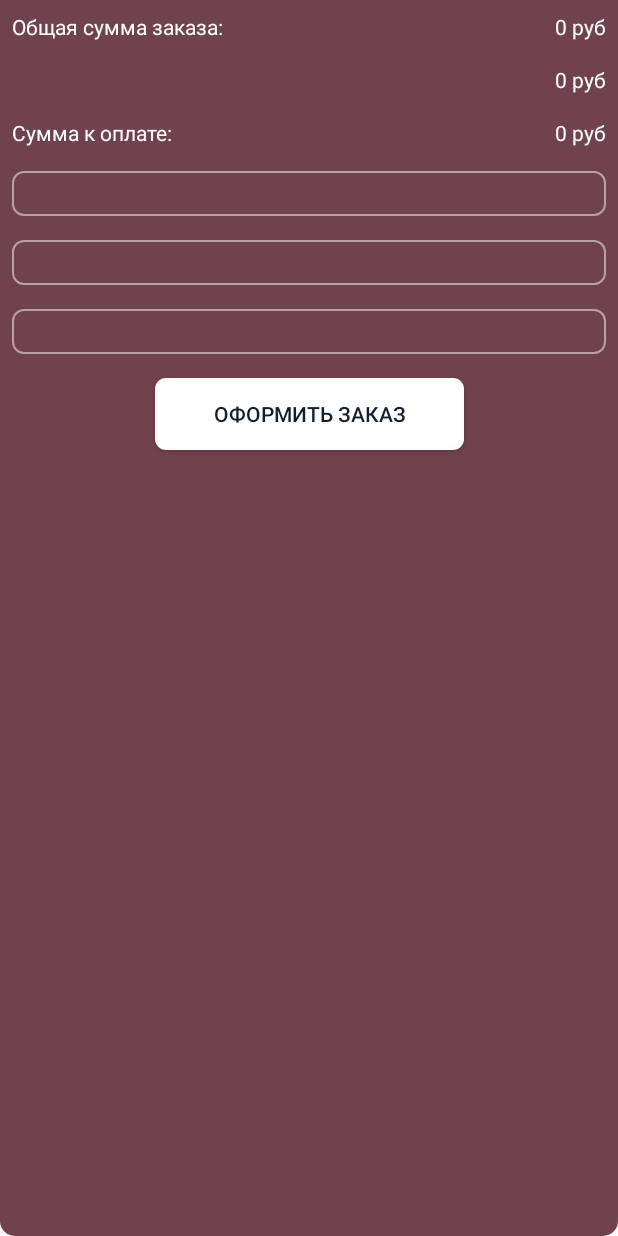
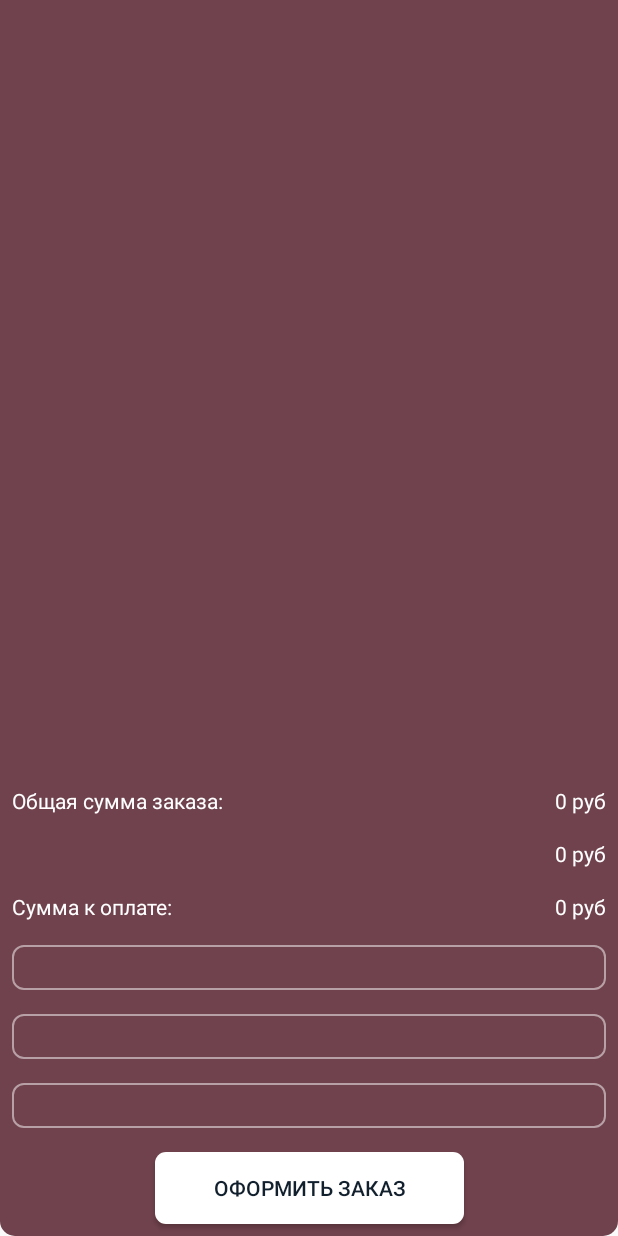
Before and after one commit to ViktorMorgachev/GeorgianCaffe, an Android app: the fragment BasketFragment shown on its own in the app's theme, after a tap on "ОФОРМИТЬ ЗАКАЗ", on a phone screen of 412 x 824 dp. Run offline under Robolectric (Android 15) with nearby library versions, the phone set to English and light mode, and no system bars; our stand-ins replace Dagger/Hilt's generated code; pictures from the network do not load.

Commit message:
Осталось доделать передачу на сервер что всё ок

```diff
--- a/app/src/main/java/kg/smartpost/georgiancafe/data/network/ApiService.kt
+++ b/app/src/main/java/kg/smartpost/georgiancafe/data/network/ApiService.kt
@@ -13,6 +13,12 @@ interface ApiService {
         @Query("page") page: String,
     ): Response<ModelData>
 
+
+    @POST("api.php")
+    suspend fun createOrder(
+        @Body requestData: String
+    ): Response<Any>
+
     @GET("api.php")
     suspend fun getCategory(
         @Query("page") page: String,
--- a/app/src/main/java/kg/smartpost/georgiancafe/data/network/NetworkDataSource.kt
+++ b/app/src/main/java/kg/smartpost/georgiancafe/data/network/NetworkDataSource.kt
@@ -1,5 +1,8 @@
 package kg.smartpost.georgiancafe.data.network
 
+import com.google.gson.Gson
+import kg.smartpost.georgiancafe.data.network.create_order.CreateOrder
+import retrofit2.Response
 import javax.inject.Inject
 
 class NetworkDataSource @Inject constructor(private val apiService: ApiService) {
@@ -13,4 +16,9 @@ class NetworkDataSource @Inject constructor(private val apiService: ApiService)
     suspend fun getDishes(page: String) =
         apiService.getDishes(page)
 
+    suspend fun createOrder(createOrder: CreateOrder): Response<Any> {
+        val jsonString = Gson().toJson(createOrder)
+        return apiService.createOrder(requestData = jsonString)
+    }
+
 }
--- a/app/src/main/java/kg/smartpost/georgiancafe/data/network/create_order/CreateOrder.kt
+++ b/app/src/main/java/kg/smartpost/georgiancafe/data/network/create_order/CreateOrder.kt
@@ -8,7 +8,7 @@ data class CreateOrder(
     val type: Int = 0
 ) {
     data class Order(
-        val count: Int? = 0,
-        val id: Int? = 0
+        val count: Int = 0,
+        val id: Int = 0
     )
 }
--- /dev/null
+++ b/app/src/main/java/kg/smartpost/georgiancafe/data/network/create_order/repo/CreateOrderRepository.kt
@@ -0,0 +1,31 @@
+package kg.smartpost.georgiancafe.data.network.create_order.repo
+
+import dagger.hilt.android.scopes.ActivityRetainedScoped
+import kg.smartpost.georgiancafe.data.local.basket.BasketOrder
+import kg.smartpost.georgiancafe.data.network.NetworkDataSource
+import kg.smartpost.georgiancafe.data.network.NetworkResponse
+import kg.smartpost.georgiancafe.data.network.create_order.CreateOrder
+import kg.smartpost.georgiancafe.utils.BaseRepository
+import kotlinx.coroutines.Dispatchers
+import kotlinx.coroutines.flow.Flow
+import kotlinx.coroutines.flow.flow
+import kotlinx.coroutines.flow.flowOn
+import javax.inject.Inject
+
+@ActivityRetainedScoped
+class CreateOrderRepository @Inject constructor(
+    private val networkDataSource: NetworkDataSource
+) : BaseRepository() {
+
+    suspend fun createOrder(orders: List<BasketOrder>, userName: String, userPhone: String, userAddress: String): Flow<NetworkResponse<Any>> {
+        val arrays = mutableListOf<CreateOrder.Order>()
+        orders.forEach {
+            arrays.add(CreateOrder.Order(count = it.count, id = it.dish.id.toInt()))
+        }
+        val order  = CreateOrder(address =  userAddress, client_name = userName, client_phone = userPhone, type = 1, array = arrays)
+        return flow<NetworkResponse<Any>> {
+            emit(safeApiCall { networkDataSource.createOrder(order) })
+        }.flowOn(Dispatchers.IO)
+    }
+
+}
--- a/app/src/main/java/kg/smartpost/georgiancafe/ui/MainActivity.kt
+++ b/app/src/main/java/kg/smartpost/georgiancafe/ui/MainActivity.kt
@@ -115,6 +115,8 @@ class MainActivity : AppCompatActivity(), MenuCategoriesRecyclerViewAdapter.Cate
                     if (it.size > 0){
                         appBarMain.dishImage.setOnClickListener {
                             navController.navigate(R.id.basketFragment)
+                            binding.appBarMain.txtPhone.text = "Корзина"
+                            binding.appBarMain.txtPhone.visibility = View.VISIBLE
                         }
                     } else {
                         appBarMain.dishImage.setOnClickListener {
@@ -139,7 +141,6 @@ class MainActivity : AppCompatActivity(), MenuCategoriesRecyclerViewAdapter.Cate
             super.onBackPressed()
         } else {
             supportFragmentManager.popBackStack()
-
         }
     }
 
--- a/app/src/main/java/kg/smartpost/georgiancafe/ui/basket/BasketFragment.kt
+++ b/app/src/main/java/kg/smartpost/georgiancafe/ui/basket/BasketFragment.kt
@@ -1,5 +1,6 @@
 package kg.smartpost.georgiancafe.ui.basket
 
+import android.content.Context
 import android.os.Bundle
 import android.view.LayoutInflater
 import android.view.View
@@ -13,6 +14,7 @@ import dagger.hilt.android.AndroidEntryPoint
 import kg.smartpost.georgiancafe.data.local.basket.BasketOrder
 import kg.smartpost.georgiancafe.data.network.NetworkResponse
 import kg.smartpost.georgiancafe.databinding.FragmentBasketBinding
+import kg.smartpost.georgiancafe.ui.utils.EventListener
 import kotlinx.coroutines.flow.collect
 
 @AndroidEntryPoint
@@ -34,8 +36,49 @@ class BasketFragment : Fragment() {
         super.onViewCreated(view, savedInstanceState)
         with(binding){
             createOrder.setOnClickListener {
+
+
+
                 if (editAdress.text.isNotEmpty() && editName.text.isNotEmpty() && editPhone.text.isNotEmpty()){
-                   Toast.makeText(requireContext(), "Оформить заказ", Toast.LENGTH_LONG).show()
+
+                    lifecycleScope.launchWhenResumed {
+                        basketViewModel.createOrder(basketViewModel.basket.data.value, userName = editName.text.toString(), userPhone = editPhone.text.toString(), userAddress = editAdress.text.toString()).collect { response->
+                            when (response) {
+                                is NetworkResponse.Success -> {
+                                    Toast.makeText(requireContext(), "Оформить заказ: Success", Toast.LENGTH_LONG).show()
+                                }
+
+                                is NetworkResponse.Error -> {
+                                    Toast.makeText(requireContext(), "Оформить заказ: Error", Toast.LENGTH_LONG).show()
+                                }
+
+                                is NetworkResponse.Loading -> {
+                                    Toast.makeText(requireContext(), "Оформить заказ: Loading", Toast.LENGTH_LONG).show()
+                                }
+                            }
+
+                        }
+                    }
+
+                } else {
+                    lifecycleScope.launchWhenResumed {
+                        basketViewModel.createOrder(basketViewModel.basket.data.value, userName = "Вася", userPhone = "+79210405416", userAddress = "Moskow").collect { response->
+                            when (response) {
+                                is NetworkResponse.Success -> {
+                                    Toast.makeText(requireContext(), "Оформить заказ: Success", Toast.LENGTH_LONG).show()
+                                }
+
+                                is NetworkResponse.Error -> {
+                                    Toast.makeText(requireContext(), "Оформить заказ: Error", Toast.LENGTH_LONG).show()
+                                }
+
+                                is NetworkResponse.Loading -> {
+                                    Toast.makeText(requireContext(), "Оформить заказ: Loading", Toast.LENGTH_LONG).show()
+                                }
+                            }
+
+                        }
+                    }
                 }
             }
 
@@ -75,7 +118,6 @@ class BasketFragment : Fragment() {
                                         calculateTotalPriceInfo()
                                     }
                                 }
-
                             },
                             onActionAddDishAction = { actualCount, dish ->
                                 lifecycleScope.launchWhenResumed {
@@ -101,5 +143,4 @@ class BasketFragment : Fragment() {
         }
     }
 
-
 }
--- a/app/src/main/java/kg/smartpost/georgiancafe/ui/basket/BasketViewModel.kt
+++ b/app/src/main/java/kg/smartpost/georgiancafe/ui/basket/BasketViewModel.kt
@@ -6,11 +6,15 @@ import dagger.hilt.android.lifecycle.HiltViewModel
 import kg.smartpost.georgiancafe.data.local.basket.Basket
 import kg.smartpost.georgiancafe.data.local.basket.BasketOrder
 import kg.smartpost.georgiancafe.data.network.NetworkResponse
+import kg.smartpost.georgiancafe.data.network.create_order.repo.CreateOrderRepository
 import kg.smartpost.georgiancafe.data.network.dishes.model.ModelDishes
 import kg.smartpost.georgiancafe.data.network.home.model.ModelData
 import kg.smartpost.georgiancafe.data.network.home.repo.DataRepository
+import kotlinx.coroutines.Dispatchers
 import kotlinx.coroutines.flow.Flow
+import kotlinx.coroutines.flow.collect
 import kotlinx.coroutines.flow.flow
+import kotlinx.coroutines.flow.flowOn
 import javax.inject.Inject
 
 @HiltViewModel
@@ -18,6 +22,7 @@ class BasketViewModel @Inject constructor
     (
     val basket: Basket,
     private val dataRepository: DataRepository,
+    private val createOrderRepository: CreateOrderRepository,
     application: Application
 ) : AndroidViewModel(application) {
 
@@ -37,7 +42,8 @@ class BasketViewModel @Inject constructor
 
     fun deleteDish(dish: ModelDishes.CatDish.Dishes) = basket.deleteDish(dish)
 
-    fun createOrder(order: List<BasketOrder>, userName: String, userPhone: String, userAddress: String) = flow<Boolean>{
+    suspend fun createOrder(orders: List<BasketOrder>, userName: String, userPhone: String, userAddress: String) : Flow<NetworkResponse<Any>>{
+        return createOrderRepository.createOrder(orders, userName, userPhone, userAddress)
+    }
 
-    }
 }
--- a/app/src/main/res/layout/basket_item.xml
+++ b/app/src/main/res/layout/basket_item.xml
@@ -24,7 +24,6 @@
         android:id="@+id/dish_name"
         android:layout_width="0dp"
         app:layout_constraintTop_toTopOf="parent"
-        android:textAlignment="center"
         android:layout_height="wrap_content"
         android:fontFamily="@font/roboto_regular"
         android:paddingHorizontal="8dp"
--- a/app/src/main/res/layout/fragment_basket.xml
+++ b/app/src/main/res/layout/fragment_basket.xml
@@ -8,27 +8,33 @@
 
     <ScrollView
         android:layout_width="match_parent"
-        android:layout_height="match_parent">
+        android:id="@+id/recyclerScrollView"
+        app:layout_constraintBottom_toTopOf="@id/bottom_content"
+        app:layout_constraintTop_toTopOf="parent"
+        android:layout_height="0dp">
 
+        <androidx.recyclerview.widget.RecyclerView
+            android:id="@+id/recyclerBasketOrders"
+            android:paddingTop="16dp"
+            android:layout_width="match_parent"
+            tools:itemCount="5"
+            tools:listitem="@layout/basket_item"
+            android:layout_height="0dp">
+        </androidx.recyclerview.widget.RecyclerView>
+
+    </ScrollView>
 
     <androidx.constraintlayout.widget.ConstraintLayout
         android:layout_width="match_parent"
+        android:id="@+id/bottom_content"
+        app:layout_constraintTop_toBottomOf="@id/recyclerScrollView"
+        app:layout_constraintBottom_toBottomOf="parent"
         android:layout_height="wrap_content">
-
-            <androidx.recyclerview.widget.RecyclerView
-                android:id="@+id/recyclerBasketOrders"
-                android:layout_width="match_parent"
-                app:layout_constraintTop_toTopOf="parent"
-                tools:itemCount="5"
-                app:layout_constraintBottom_toTopOf="@id/text_common_price_order"
-                tools:listitem="@layout/basket_item"
-                android:layout_height="wrap_content">
-            </androidx.recyclerview.widget.RecyclerView>
 
         <TextView
             android:id="@+id/text_common_price_order"
             android:layout_width="wrap_content"
-                app:layout_constraintTop_toBottomOf="@id/recyclerBasketOrders"
+            app:layout_constraintTop_toTopOf="parent"
             android:text="Общая сумма заказа:"
             app:layout_constraintBottom_toTopOf="@id/text_common_with_discount"
             app:layout_constraintLeft_toLeftOf="parent"
@@ -140,8 +146,6 @@
 
     </androidx.constraintlayout.widget.ConstraintLayout>
 
-    </ScrollView>
-
 
 
 </androidx.constraintlayout.widget.ConstraintLayout>
```
Also changed, not shown: app/src/main/java/kg/smartpost/georgiancafe/ui/dishes/DishesFragment.kt (+7 -3 lines), app/src/main/java/kg/smartpost/georgiancafe/ui/dishes/utils/DishesRecyclerViewAdapter.kt (+8 -7 lines), app/src/main/res/layout/app_bar_main.xml (+18 -20 lines). Lines whose indentation alone changed are shown as unchanged.
